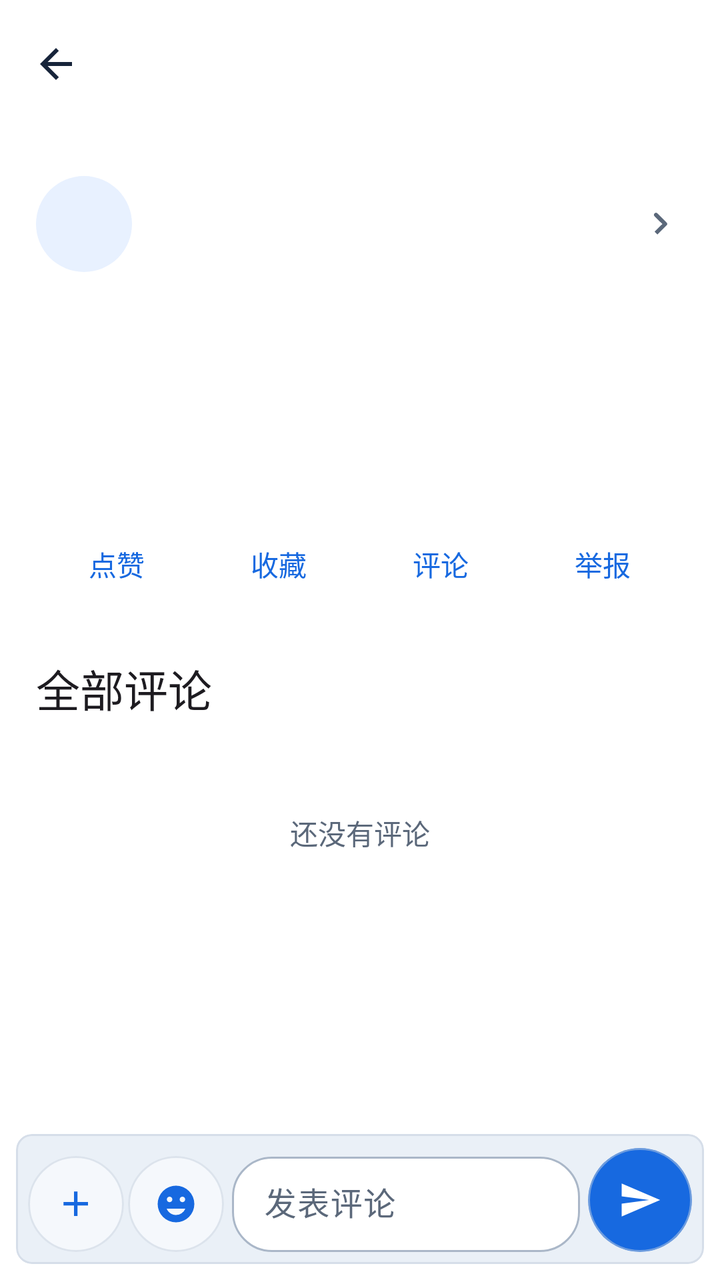
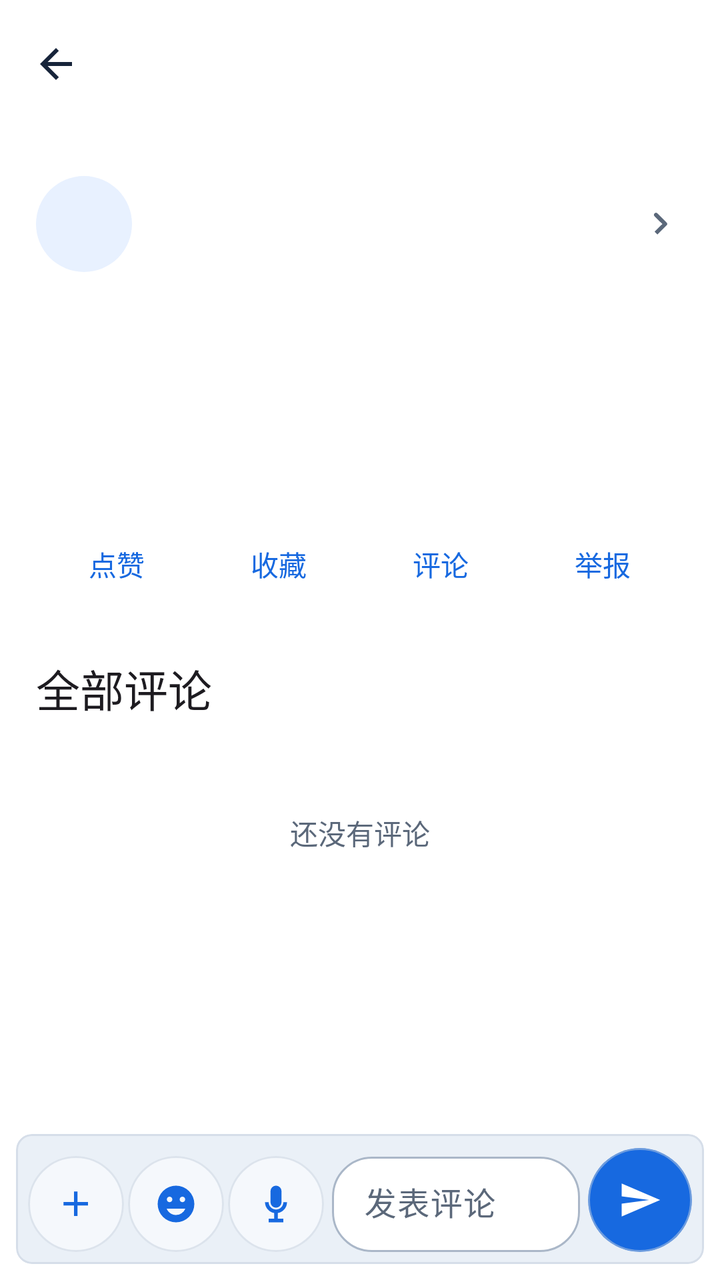

An Android layout rendered at two revisions. The XML below is the earlier revision; the diff shows what the commit changed to produce the second picture.
<!-- AndroidManifest.xml: application theme Theme.Yiyunying -->
<!-- res/layout/activity_forum_post.xml -->
<?xml version="1.0" encoding="utf-8"?>
<LinearLayout xmlns:android="http://schemas.android.com/apk/res/android"
    xmlns:app="http://schemas.android.com/apk/res-auto"
    android:layout_width="match_parent"
    android:layout_height="match_parent"
    android:background="@color/surface"
    android:orientation="vertical">

    <com.google.android.material.appbar.MaterialToolbar
        android:id="@+id/toolbar"
        android:layout_width="match_parent"
        android:layout_height="?attr/actionBarSize"
        android:title="帖子详情"
        app:navigationIcon="@drawable/ic_back" />

    <com.google.android.material.progressindicator.LinearProgressIndicator
        android:id="@+id/progress"
        android:layout_width="match_parent"
        android:layout_height="4dp"
        android:indeterminate="true"
        android:visibility="invisible" />

    <androidx.core.widget.NestedScrollView
        android:id="@+id/scroll"
        android:layout_width="match_parent"
        android:layout_height="0dp"
        android:layout_weight="1"
        android:fillViewport="true">

        <LinearLayout
            android:layout_width="match_parent"
            android:layout_height="wrap_content"
            android:orientation="vertical"
            android:paddingStart="18dp"
            android:paddingTop="12dp"
            android:paddingEnd="18dp"
            android:paddingBottom="28dp">

            <LinearLayout
                android:id="@+id/authorRow"
                android:layout_width="match_parent"
                android:layout_height="64dp"
                android:foreground="?attr/selectableItemBackground"
                android:gravity="center_vertical"
                android:orientation="horizontal">

                <ImageView
                    android:id="@+id/authorAvatar"
                    android:layout_width="48dp"
                    android:layout_height="48dp"
                    android:background="@drawable/bg_avatar"
                    android:contentDescription="查看作者主页"
                    android:scaleType="centerCrop" />

                <LinearLayout
                    android:layout_width="0dp"
                    android:layout_height="wrap_content"
                    android:layout_marginStart="12dp"
                    android:layout_weight="1"
                    android:orientation="vertical">

                    <TextView
                        android:id="@+id/authorName"
                        android:layout_width="match_parent"
                        android:layout_height="wrap_content"
                        android:textAppearance="@style/TextAppearance.Material3.TitleMedium" />

                    <TextView
                        android:id="@+id/postMeta"
                        android:layout_width="match_parent"
                        android:layout_height="wrap_content"
                        android:layout_marginTop="2dp"
                        android:textAppearance="@style/TextAppearance.Material3.LabelMedium"
                        android:textColor="@color/on_surface_variant" />
                </LinearLayout>

                <ImageView
                    android:layout_width="24dp"
                    android:layout_height="24dp"
                    android:contentDescription="进入作者主页"
                    android:src="@drawable/ic_chevron_right" />
            </LinearLayout>

            <TextView
                android:id="@+id/title"
                android:layout_width="match_parent"
                android:layout_height="wrap_content"
                android:layout_marginTop="14dp"
                android:textAppearance="@style/TextAppearance.Material3.HeadlineSmall"
                android:textColor="@color/on_surface" />

            <TextView
                android:id="@+id/content"
                android:layout_width="match_parent"
                android:layout_height="wrap_content"
                android:layout_marginTop="12dp"
                android:lineSpacingExtra="4dp"
                android:textAppearance="@style/TextAppearance.Material3.BodyLarge"
                android:textColor="@color/on_surface" />

            <com.google.android.material.chip.ChipGroup
                android:id="@+id/tagContainer"
                android:layout_width="match_parent"
                android:layout_height="wrap_content"
                android:layout_marginTop="8dp"
                app:chipSpacingHorizontal="6dp" />

            <LinearLayout
                android:id="@+id/mediaContainer"
                android:layout_width="match_parent"
                android:layout_height="wrap_content"
                android:layout_marginTop="12dp"
                android:orientation="vertical" />

            <LinearLayout
                android:id="@+id/sectionsContainer"
                android:layout_width="match_parent"
                android:layout_height="wrap_content"
                android:layout_marginTop="10dp"
                android:orientation="vertical"
                android:visibility="gone" />

            <LinearLayout
                android:id="@+id/interactionRow"
                android:layout_width="match_parent"
                android:layout_height="56dp"
                android:layout_marginTop="10dp"
                android:gravity="center_vertical"
                android:orientation="horizontal">

                <com.google.android.material.button.MaterialButton
                    android:id="@+id/likeButton"
                    style="@style/Widget.Material3.Button.TextButton"
                    android:layout_width="0dp"
                    android:layout_height="48dp"
                    android:layout_weight="1"
                    android:text="点赞" />

                <com.google.android.material.button.MaterialButton
                    android:id="@+id/favoriteButton"
                    style="@style/Widget.Material3.Button.TextButton"
                    android:layout_width="0dp"
                    android:layout_height="48dp"
                    android:layout_weight="1"
                    android:text="收藏" />

                <com.google.android.material.button.MaterialButton
                    android:id="@+id/commentButton"
                    style="@style/Widget.Material3.Button.TextButton"
                    android:layout_width="0dp"
                    android:layout_height="48dp"
                    android:layout_weight="1"
                    android:text="评论" />

                <com.google.android.material.button.MaterialButton
                    android:id="@+id/reportButton"
                    style="@style/Widget.Material3.Button.TextButton"
                    android:layout_width="0dp"
                    android:layout_height="48dp"
                    android:layout_weight="1"
                    android:text="举报" />
            </LinearLayout>

            <TextView
                android:layout_width="match_parent"
                android:layout_height="wrap_content"
                android:layout_marginTop="18dp"
                android:text="全部评论"
                android:textAppearance="@style/TextAppearance.Material3.TitleLarge" />

            <LinearLayout
                android:id="@+id/commentsContainer"
                android:layout_width="match_parent"
                android:layout_height="wrap_content"
                android:layout_marginTop="8dp"
                android:orientation="vertical" />

            <TextView
                android:id="@+id/emptyComments"
                android:layout_width="match_parent"
                android:layout_height="96dp"
                android:gravity="center"
                android:text="还没有评论"
                android:textColor="@color/on_surface_variant" />
        </LinearLayout>
    </androidx.core.widget.NestedScrollView>

    <com.google.android.material.card.MaterialCardView
        android:layout_width="match_parent"
        android:layout_height="wrap_content"
        android:layout_marginStart="8dp"
        android:layout_marginTop="4dp"
        android:layout_marginEnd="8dp"
        android:layout_marginBottom="8dp"
        app:cardBackgroundColor="@color/surface_container_high"
        app:cardCornerRadius="8dp"
        app:cardElevation="0dp"
        app:strokeColor="@color/outline_variant"
        app:strokeWidth="1dp">

        <LinearLayout
            android:layout_width="match_parent"
            android:layout_height="wrap_content"
            android:orientation="vertical">

            <HorizontalScrollView
                android:id="@+id/commentPendingScroll"
                android:layout_width="match_parent"
                android:layout_height="wrap_content"
                android:scrollbars="none"
                android:visibility="gone">

                <LinearLayout
                    android:id="@+id/commentPendingContainer"
                    android:layout_width="wrap_content"
                    android:layout_height="wrap_content"
                    android:orientation="horizontal"
                    android:paddingStart="8dp"
                    android:paddingTop="6dp"
                    android:paddingEnd="8dp"
                    android:paddingBottom="2dp" />
            </HorizontalScrollView>

            <HorizontalScrollView
                android:id="@+id/commentEmojiScroll"
                android:layout_width="match_parent"
                android:layout_height="wrap_content"
                android:fillViewport="true"
                android:overScrollMode="never"
                android:scrollbars="none"
                android:visibility="gone">

                <GridLayout
                    android:id="@+id/commentEmojiGrid"
                    android:layout_width="wrap_content"
                    android:layout_height="wrap_content"
                    android:alignmentMode="alignMargins"
                    android:columnCount="6"
                    android:orientation="horizontal"
                    android:paddingStart="8dp"
                    android:paddingTop="6dp"
                    android:paddingEnd="8dp"
                    android:paddingBottom="8dp" />
            </HorizontalScrollView>

            <LinearLayout
                android:id="@+id/commentComposerRow"
                android:layout_width="match_parent"
                android:layout_height="wrap_content"
                android:gravity="bottom|center_vertical"
                android:orientation="horizontal"
                android:padding="6dp">

                <com.google.android.material.card.MaterialCardView
                    android:id="@+id/commentAttachButton"
                    android:layout_width="48dp"
                    android:layout_height="48dp"
                    android:clickable="true"
                    android:contentDescription="添加评论附件"
                    android:focusable="true"
                    android:foreground="?attr/selectableItemBackground"
                    app:cardBackgroundColor="@color/surface_container"
                    app:cardCornerRadius="24dp"
                    app:cardElevation="0dp">

                    <androidx.appcompat.widget.AppCompatImageView
                        android:layout_width="21dp"
                        android:layout_height="21dp"
                        android:layout_gravity="center"
                        android:src="@drawable/ic_add"
                        app:tint="?attr/colorPrimary" />
                </com.google.android.material.card.MaterialCardView>

                <com.google.android.material.card.MaterialCardView
                    android:id="@+id/commentEmojiButton"
                    android:layout_width="48dp"
                    android:layout_height="48dp"
                    android:layout_marginStart="2dp"
                    android:clickable="true"
                    android:contentDescription="选择 Emoji"
                    android:focusable="true"
                    android:foreground="?attr/selectableItemBackground"
                    app:cardBackgroundColor="@color/surface_container"
                    app:cardCornerRadius="24dp"
                    app:cardElevation="0dp">

                    <androidx.appcompat.widget.AppCompatImageView
                        android:layout_width="22dp"
                        android:layout_height="22dp"
                        android:layout_gravity="center"
                        android:src="@drawable/ic_emoji"
                        app:tint="?attr/colorPrimary" />
                </com.google.android.material.card.MaterialCardView>

                <com.google.android.material.textfield.TextInputLayout
                    style="@style/Widget.Material3.TextInputLayout.OutlinedBox.Dense"
                    android:layout_width="0dp"
                    android:layout_height="wrap_content"
                    android:layout_marginStart="4dp"
                    android:layout_weight="1"
                    android:hint="发表评论"
                    app:boxBackgroundColor="@color/surface"
                    app:boxCornerRadiusBottomEnd="20dp"
                    app:boxCornerRadiusBottomStart="20dp"
                    app:boxCornerRadiusTopEnd="20dp"
                    app:boxCornerRadiusTopStart="20dp">

                    <com.google.android.material.textfield.TextInputEditText
                        android:id="@+id/commentInput"
                        android:layout_width="match_parent"
                        android:layout_height="wrap_content"
                        android:imeOptions="actionSend"
                        android:inputType="textCapSentences|textMultiLine"
                        android:maxLines="4"
                        android:minLines="1" />
                </com.google.android.material.textfield.TextInputLayout>

                <com.google.android.material.card.MaterialCardView
                    android:id="@+id/sendCommentButton"
                    android:layout_width="52dp"
                    android:layout_height="52dp"
                    android:layout_marginStart="4dp"
                    android:clickable="true"
                    android:contentDescription="发表评论"
                    android:focusable="true"
                    android:foreground="?attr/selectableItemBackground"
                    app:cardBackgroundColor="?attr/colorPrimary"
                    app:cardCornerRadius="26dp"
                    app:cardElevation="0dp">

                    <androidx.appcompat.widget.AppCompatImageView
                        android:layout_width="22dp"
                        android:layout_height="22dp"
                        android:layout_gravity="center"
                        android:src="@drawable/ic_send"
                        app:tint="?attr/colorOnPrimary" />
                </com.google.android.material.card.MaterialCardView>
            </LinearLayout>
        </LinearLayout>
    </com.google.android.material.card.MaterialCardView>
</LinearLayout>
<!-- resources referenced by this layout -->
<resources>
  <color name="on_surface">#17243A</color>
  <color name="on_surface_variant">#5B687A</color>
  <color name="outline_variant">#D6DEE9</color>
  <color name="surface">#FFFFFF</color>
  <color name="surface_container">#F5F8FC</color>
  <color name="surface_container_high">#EAF0F7</color>
  <!-- drawable bg_avatar (drawable) -->
  <shape xmlns:android="http://schemas.android.com/apk/res/android" android:shape="oval">
      <solid android:color="?attr/colorPrimaryContainer" />
  </shape>
  <!-- drawable ic_add (drawable) -->
  <vector xmlns:android="http://schemas.android.com/apk/res/android" android:width="24dp" android:height="24dp" android:viewportWidth="24" android:viewportHeight="24">
      <path android:fillColor="?attr/colorOnPrimary" android:pathData="M19,13h-6v6h-2v-6H5v-2h6V5h2v6h6v2z" />
  </vector>
  <!-- drawable ic_back (drawable) -->
  <vector xmlns:android="http://schemas.android.com/apk/res/android" android:width="24dp" android:height="24dp" android:viewportWidth="24" android:viewportHeight="24">
      <path android:fillColor="@color/on_surface" android:pathData="M20,11H7.83l5.59,-5.59L12,4l-8,8 8,8 1.42,-1.41L7.83,13H20v-2z" />
  </vector>
  <!-- drawable ic_chevron_right (drawable) -->
  <vector xmlns:android="http://schemas.android.com/apk/res/android" android:width="24dp" android:height="24dp" android:viewportWidth="24" android:viewportHeight="24">
      <path android:fillColor="@color/on_surface_variant" android:pathData="M9.29,6.71a1,1 0,0 1,1.42 0l4.58,4.58a1,1 0,0 1,0 1.42l-4.58,4.58 -1.42,-1.42L13.17,12 9.29,8.13a1,1 0,0 1,0 -1.42z" />
  </vector>
  <!-- drawable ic_send (drawable) -->
  <vector xmlns:android="http://schemas.android.com/apk/res/android" android:width="24dp" android:height="24dp" android:viewportWidth="24" android:viewportHeight="24">
      <path android:fillColor="?attr/colorOnPrimary" android:pathData="M2.01,21L23,12 2.01,3 2,10l15,2 -15,2z" />
  </vector>
  <style name="Theme.Yiyunying" parent="Theme.Yiyunying.Base" />
  <color name="primary">#1769E0</color>
  <color name="on_primary">#FFFFFF</color>
  <color name="primary_container">#E8F1FF</color>
  <color name="on_primary_container">#123A72</color>
  <color name="secondary">#4B78B8</color>
  <color name="on_secondary">#FFFFFF</color>
  <color name="secondary_container">#EAF2FF</color>
  <color name="tertiary">#476DA5</color>
  <color name="error">#BA1A1A</color>
  <color name="outline">#AAB7C8</color>
  <style name="Widget.Yiyunying.Card" parent="Widget.Material3.CardView.Elevated">
          <item name="cardCornerRadius">8dp</item>
          <item name="cardElevation">1dp</item>
          <item name="cardBackgroundColor">@color/glass_surface</item>
          <item name="strokeColor">@color/glass_outline</item>
          <item name="strokeWidth">1dp</item>
      </style>
  <style name="Widget.Yiyunying.Button" parent="Widget.Material3.Button">
          <item name="cornerRadius">8dp</item>
          <item name="android:minHeight">48dp</item>
          <item name="android:textAllCaps">false</item>
      </style>
  <color name="glass_surface">#E8FFFFFF</color>
  <color name="glass_outline">#80C4CFDD</color>
  <!-- unchanged entries left out for length: 2 -->
</resources>

<!-- the commit's change to res/layout/activity_forum_post.xml (unified diff, before → after) -->
@@ -243,6 +243,18 @@
                     android:paddingBottom="8dp" />
             </HorizontalScrollView>
 
+            <TextView
+                android:id="@+id/commentVoiceStatus"
+                android:layout_width="match_parent"
+                android:layout_height="40dp"
+                android:gravity="center_vertical"
+                android:paddingStart="12dp"
+                android:paddingEnd="12dp"
+                android:text="录音中 00:00，再点麦克风完成"
+                android:textAppearance="@style/TextAppearance.Material3.BodyMedium"
+                android:textColor="@color/on_surface"
+                android:visibility="gone" />
+
             <LinearLayout
                 android:id="@+id/commentComposerRow"
                 android:layout_width="match_parent"
@@ -289,6 +301,28 @@
                         android:layout_height="22dp"
                         android:layout_gravity="center"
                         android:src="@drawable/ic_emoji"
+                        app:tint="?attr/colorPrimary" />
+                </com.google.android.material.card.MaterialCardView>
+
+                <com.google.android.material.card.MaterialCardView
+                    android:id="@+id/commentVoiceButton"
+                    android:layout_width="48dp"
+                    android:layout_height="48dp"
+                    android:layout_marginStart="2dp"
+                    android:clickable="true"
+                    android:contentDescription="录制语音评论"
+                    android:focusable="true"
+                    android:foreground="?attr/selectableItemBackground"
+                    app:cardBackgroundColor="@color/surface_container"
+                    app:cardCornerRadius="24dp"
+                    app:cardElevation="0dp">
+
+                    <androidx.appcompat.widget.AppCompatImageView
+                        android:id="@+id/commentVoiceIcon"
+                        android:layout_width="22dp"
+                        android:layout_height="22dp"
+                        android:layout_gravity="center"
+                        android:src="@drawable/ic_mic"
                         app:tint="?attr/colorPrimary" />
                 </com.google.android.material.card.MaterialCardView>
 
<!-- resource entries referenced after the edit -->
@@ -21,6 +21,10 @@
   <!-- drawable ic_chevron_right (drawable) -->
   <vector xmlns:android="http://schemas.android.com/apk/res/android" android:width="24dp" android:height="24dp" android:viewportWidth="24" android:viewportHeight="24">
       <path android:fillColor="@color/on_surface_variant" android:pathData="M9.29,6.71a1,1 0,0 1,1.42 0l4.58,4.58a1,1 0,0 1,0 1.42l-4.58,4.58 -1.42,-1.42L13.17,12 9.29,8.13a1,1 0,0 1,0 -1.42z" />
+  </vector>
+  <!-- drawable ic_mic (drawable) -->
+  <vector xmlns:android="http://schemas.android.com/apk/res/android" android:width="24dp" android:height="24dp" android:viewportWidth="24" android:viewportHeight="24">
+      <path android:fillColor="@color/on_surface_variant" android:pathData="M12,14a3,3 0,0 0,3 -3V5a3,3 0,0 0,-6 0v6a3,3 0,0 0,3 3zM18,11a6,6 0,0 1,-5 5.91V20h3v2H8v-2h3v-3.09A6,6 0,0 1,6 11h2a4,4 0,0 0,8 0h2z" />
   </vector>
   <!-- drawable ic_send (drawable) -->
   <vector xmlns:android="http://schemas.android.com/apk/res/android" android:width="24dp" android:height="24dp" android:viewportWidth="24" android:viewportHeight="24">
